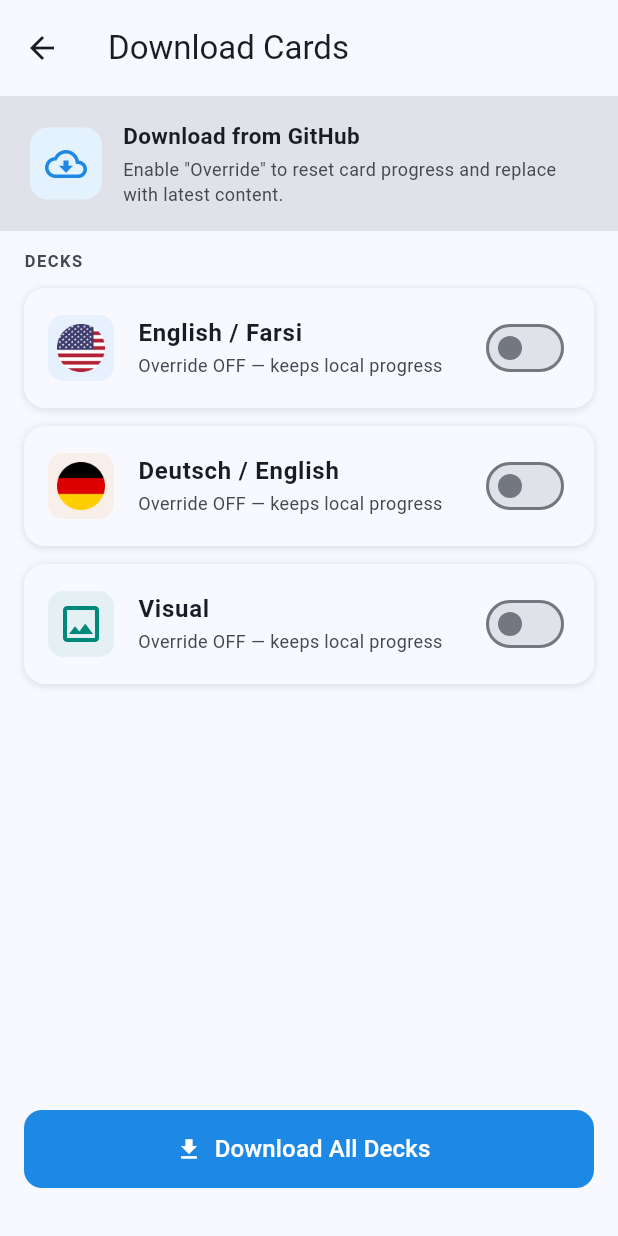
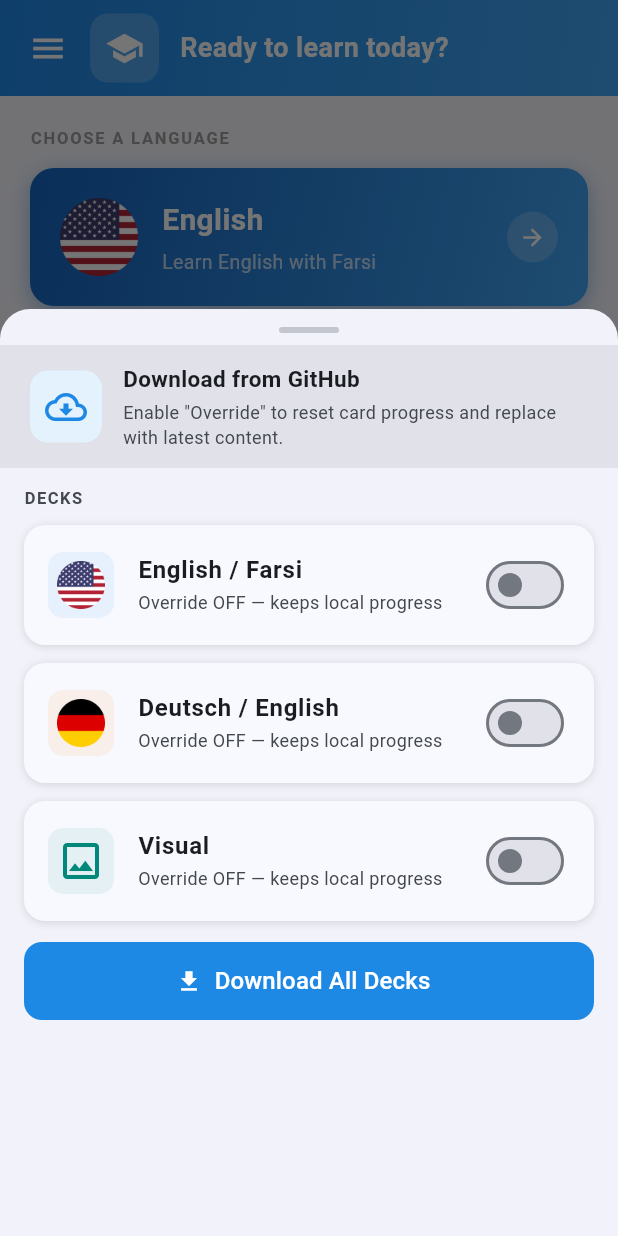
Before and after one commit to akz792000/leitner_cards, a Flutter app: the screen it shows after launch, after a tap on the "menu" icon, after a tap on "Sync Cards", on a phone screen of 412 x 824 dp. Run offline on Flutter 3.47's test engine with Material 3 defaults, Android fonts, the phone set to English and light mode, and no system bars; our stand-ins replace flutter_spinkit, get, hive, hive_flutter, sizer, timezone; accounts and stored records are empty; network calls fail.

Commit message:
feat: remove auto-download on startup, convert to manual modal sheet
- Remove syncOnStartup from SyncService — no more download on launch
- Change initial route (/) to go directly to HomeScreen
- Convert DownloadScreen to a DraggableScrollableSheet shown via
  DownloadScreen.show(context) — no longer a full navigation route
- Update AppDrawer to call DownloadScreen.show() instead of pushNamed
- Strip SyncScreen logic (now orphaned) and simplify to no-op
- Remove /download route from RouteConfig

Co-authored-by: Copilot <223556219+Copilot@users.noreply.github.com>

```diff
--- a/lib/config/route_config.dart
+++ b/lib/config/route_config.dart
@@ -3,7 +3,6 @@ import 'package:leitner_cards/enums/group_code.dart';
 
 import '../view/visual_leitner_screen.dart';
 import '../view/data_screen.dart';
-import '../view/download_screen.dart';
 import '../view/error_screen.dart';
 import '../view/home_screen.dart';
 import '../view/leitner_screen.dart';
@@ -12,7 +11,6 @@ import '../view/loading_screen.dart';
 import '../view/merge_screen.dart';
 import '../view/persist_screen.dart';
 import '../view/stats_screen.dart';
-import '../view/sync_screen.dart';
 
 /// Named route constants and the [generateRoute] factory for the app.
 ///
@@ -21,16 +19,14 @@ import '../view/sync_screen.dart';
 /// [ArgumentError] (rendered by [ErrorScreen]) when required params are absent
 /// or mistyped, keeping each screen's constructor free of null checks.
 class RouteConfig {
-  static const String sync = "/";
+  static const String home = "/";
   static const String visualLeitner = "/visual-leitner";
-  static const String home = "/home";
   static const String error = "/error";
   static const String level = "/level";
   static const String data = "/data";
   static const String leitner = "/leitner";
   static const String persist = "/persist";
   static const String merge = "/merge";
-  static const String download = "/download";
   static const String stats = "/stats";
   static const String loading = "/loading";
 
@@ -39,17 +35,14 @@ class RouteConfig {
 
     try {
       switch (settings.name) {
+        case home:
+          return MaterialPageRoute(builder: (_) => const HomeScreen());
+
         case visualLeitner:
           return MaterialPageRoute(
               builder: (_) => VisualLeitnerScreen(
                     level: _getRequired<int>(args, "level"),
                   ));
-
-        case sync:
-          return MaterialPageRoute(builder: (_) => const SyncScreen());
-
-        case home:
-          return MaterialPageRoute(builder: (_) => const HomeScreen());
 
         case level:
           return MaterialPageRoute(
@@ -81,9 +74,6 @@ class RouteConfig {
               builder: (_) => MergeScreen(
                     cardEntity: _getRequired(args, "cardEntity"),
                   ));
-
-        case download:
-          return MaterialPageRoute(builder: (_) => const DownloadScreen());
 
         case stats:
           return MaterialPageRoute(builder: (_) => const StatsScreen());
--- a/lib/view/app_drawer.dart
+++ b/lib/view/app_drawer.dart
@@ -4,6 +4,7 @@ import 'package:get/get.dart';
 import '../config/route_config.dart';
 import '../service/route_service.dart';
 import '../service/theme_service.dart';
+import 'download_screen.dart';
 
 /// Side navigation drawer shown from [HomeScreen].
 ///
@@ -46,7 +47,7 @@ class AppDrawer extends StatelessWidget {
                     subtitle: 'Download from cloud',
                     onTap: () {
                       Navigator.pop(context);
-                      Get.find<RouteService>().pushNamed(RouteConfig.download);
+                      DownloadScreen.show(context);
                     },
                   ),
                   const SizedBox(height: 16),
--- a/lib/view/download_screen.dart
+++ b/lib/view/download_screen.dart
@@ -9,14 +9,26 @@ import '../repository/card_repository.dart';
 import '../repository/progress_repository.dart';
 import 'package:leitner_cards/util/date_time_util.dart';
 
-/// Manual re-download screen for card decks.
+/// Modal bottom sheet for manually downloading card decks from GitHub.
 ///
-/// Each deck row has an "Override" toggle. When off, only cards with changed
-/// content are updated and local progress (level/subLevel/order) is preserved.
-/// When on, every card in that deck has its progress reset to level 0 — useful
-/// after a major content update in the GitHub source JSON.
+/// Call [DownloadScreen.show] to display it. Each deck row has an "Override"
+/// toggle: off preserves local progress; on resets every card in that deck to
+/// level 0 — useful after a major content update.
 class DownloadScreen extends StatefulWidget {
   const DownloadScreen({super.key});
+
+  /// Displays the download sheet as a draggable modal bottom sheet.
+  static void show(BuildContext context) {
+    showModalBottomSheet(
+      context: context,
+      isScrollControlled: true,
+      useSafeArea: true,
+      shape: const RoundedRectangleBorder(
+        borderRadius: BorderRadius.vertical(top: Radius.circular(20)),
+      ),
+      builder: (_) => const DownloadScreen(),
+    );
+  }
 
   @override
   State<DownloadScreen> createState() => _DownloadScreenState();
@@ -113,17 +125,23 @@ class _DownloadScreenState extends State<DownloadScreen> {
         await _download(item);
       }
       if (mounted) {
-        ScaffoldMessenger.of(context).showSnackBar(
-          const SnackBar(
-              content: Text('Download complete'),
-              backgroundColor: Colors.green),
+        Navigator.pop(context);
+        Get.snackbar(
+          'Download complete',
+          'All decks have been updated.',
+          backgroundColor: Colors.green,
+          colorText: Colors.white,
+          snackPosition: SnackPosition.BOTTOM,
         );
-        Navigator.pop(context);
       }
     } catch (e) {
       if (mounted) {
-        ScaffoldMessenger.of(context).showSnackBar(
-          SnackBar(content: Text('Error: $e'), backgroundColor: Colors.red),
+        Get.snackbar(
+          'Download failed',
+          e.toString(),
+          backgroundColor: Colors.red,
+          colorText: Colors.white,
+          snackPosition: SnackPosition.BOTTOM,
         );
       }
     } finally {
@@ -135,18 +153,29 @@ class _DownloadScreenState extends State<DownloadScreen> {
   Widget build(BuildContext context) {
     final cs = Theme.of(context).colorScheme;
 
-    return Scaffold(
-      appBar: AppBar(
-        title: const Text('Download Cards'),
-        elevation: 0,
+    return DraggableScrollableSheet(
+      initialChildSize: 0.75,
+      minChildSize: 0.5,
+      maxChildSize: 0.92,
+      expand: false,
+      builder: (context, scrollController) {
+        return Column(
+          children: [
+            // Drag handle
+            Container(
+              margin: const EdgeInsets.only(top: 12, bottom: 8),
+              width: 40,
+              height: 4,
+              decoration: BoxDecoration(
+                color: cs.outlineVariant,
+                borderRadius: BorderRadius.circular(2),
               ),
-      body: Column(
-        children: [
+            ),
             // Header
             Container(
               width: double.infinity,
               color: cs.surfaceContainerHighest,
-            padding: const EdgeInsets.fromLTRB(20, 16, 20, 16),
+              padding: const EdgeInsets.fromLTRB(20, 12, 20, 12),
               child: Row(
                 children: [
                   Container(
@@ -169,8 +198,8 @@ class _DownloadScreenState extends State<DownloadScreen> {
                         const SizedBox(height: 3),
                         Text(
                           'Enable "Override" to reset card progress and replace with latest content.',
-                        style:
-                            TextStyle(fontSize: 12, color: cs.onSurfaceVariant),
+                          style: TextStyle(
+                              fontSize: 12, color: cs.onSurfaceVariant),
                         ),
                       ],
                     ),
@@ -195,7 +224,11 @@ class _DownloadScreenState extends State<DownloadScreen> {
                 ],
               ),
             ),
-          // Deck cards
+            // Scrollable deck list
+            Expanded(
+              child: ListView(
+                controller: scrollController,
+                children: [
                   ..._items.asMap().entries.map((entry) {
                     final i = entry.key;
                     final item = entry.value;
@@ -208,7 +241,8 @@ class _DownloadScreenState extends State<DownloadScreen> {
                             : Colors.orange.shade700;
 
                     return Container(
-              margin: const EdgeInsets.symmetric(horizontal: 16, vertical: 6),
+                      margin: const EdgeInsets.symmetric(
+                          horizontal: 16, vertical: 6),
                       decoration: BoxDecoration(
                         color: cs.surface,
                         borderRadius: BorderRadius.circular(14),
@@ -220,8 +254,8 @@ class _DownloadScreenState extends State<DownloadScreen> {
                         ],
                       ),
                       child: ListTile(
-                contentPadding:
-                    const EdgeInsets.symmetric(horizontal: 16, vertical: 4),
+                        contentPadding: const EdgeInsets.symmetric(
+                            horizontal: 16, vertical: 4),
                         leading: Container(
                           padding: const EdgeInsets.all(6),
                           decoration: BoxDecoration(
@@ -229,17 +263,20 @@ class _DownloadScreenState extends State<DownloadScreen> {
                             borderRadius: BorderRadius.circular(10),
                           ),
                           child: isVisual
-                      ? Icon(Icons.image_outlined, color: accentColor, size: 32)
+                              ? Icon(Icons.image_outlined,
+                                  color: accentColor, size: 32)
                               : Image.asset('assets/flags/${item['icon']}.png',
                                   width: 32, height: 32),
                         ),
                         title: Text(item['name'],
-                    style: const TextStyle(fontWeight: FontWeight.bold)),
+                            style:
+                                const TextStyle(fontWeight: FontWeight.bold)),
                         subtitle: Text(
                           item['toggle']
                               ? 'Override ON — resets progress'
                               : 'Override OFF — keeps local progress',
-                  style: TextStyle(fontSize: 12, color: cs.onSurfaceVariant),
+                          style: TextStyle(
+                              fontSize: 12, color: cs.onSurfaceVariant),
                         ),
                         trailing: Switch(
                           value: item['toggle'],
@@ -250,9 +287,9 @@ class _DownloadScreenState extends State<DownloadScreen> {
                       ),
                     );
                   }),
-          const Spacer(),
+                  // Download button inside scroll so it's reachable on small screens
                   Padding(
-            padding: const EdgeInsets.fromLTRB(16, 0, 16, 32),
+                    padding: const EdgeInsets.fromLTRB(16, 8, 16, 32),
                     child: SizedBox(
                       width: double.infinity,
                       height: 52,
@@ -270,13 +307,18 @@ class _DownloadScreenState extends State<DownloadScreen> {
                                 child: CircularProgressIndicator(
                                     strokeWidth: 2, color: Colors.white))
                             : const Icon(Icons.download),
-                label: Text(_loading ? 'Downloading…' : 'Download All Decks',
+                        label: Text(
+                            _loading ? 'Downloading…' : 'Download All Decks',
                             style: const TextStyle(fontSize: 16)),
                       ),
                     ),
                   ),
                 ],
               ),
+            ),
+          ],
+        );
+      },
     );
   }
 }
--- a/lib/view/sync_screen.dart
+++ b/lib/view/sync_screen.dart
@@ -1,71 +1,13 @@
 import 'package:flutter/material.dart';
-import 'package:flutter_spinkit/flutter_spinkit.dart';
-import 'package:get/get.dart';
 
-import '../config/route_config.dart';
-import '../service/route_service.dart';
-import '../service/sync_service.dart';
-
-/// Startup synchronisation screen shown as the initial route ("/").
+/// Formerly the startup sync screen — no longer used.
 ///
-/// Runs [SyncService.syncOnStartup] while displaying a spinner and a live
-/// status message. On completion (success or offline skip) it replaces itself
-/// with [HomeScreen] so the back stack starts cleanly at home.
-class SyncScreen extends StatefulWidget {
+/// Auto-download on startup was removed. Card decks are now downloaded
+/// manually via [DownloadScreen]. This file is kept to avoid git history
+/// noise; the class is intentionally empty.
+class SyncScreen extends StatelessWidget {
   const SyncScreen({super.key});
 
   @override
-  State<SyncScreen> createState() => _SyncScreenState();
+  Widget build(BuildContext context) => const SizedBox.shrink();
 }
-
-class _SyncScreenState extends State<SyncScreen> {
-  String _status = 'Starting...';
-
-  @override
-  void initState() {
-    super.initState();
-    _runSync();
-  }
-
-  Future<void> _runSync() async {
-    final syncService = Get.find<SyncService>();
-    try {
-      await syncService.syncOnStartup((status) {
-        if (mounted) setState(() => _status = status);
-      });
-    } catch (e) {
-      Get.snackbar(
-        'Sync Error',
-        e.toString(),
-        backgroundColor: Colors.red[700],
-        colorText: Colors.white,
-        snackPosition: SnackPosition.BOTTOM,
-        duration: const Duration(seconds: 5),
-      );
-    } finally {
-      if (mounted) {
-        Get.find<RouteService>().pushReplacementNamed(RouteConfig.home);
-      }
-    }
-  }
-
-  @override
-  Widget build(BuildContext context) {
-    return Scaffold(
-      backgroundColor: Colors.blue[900],
-      body: Center(
-        child: Column(
-          mainAxisAlignment: MainAxisAlignment.center,
-          children: [
-            const SpinKitCubeGrid(color: Colors.white, size: 80.0),
-            const SizedBox(height: 32),
-            Text(
-              _status,
-              style: const TextStyle(color: Colors.white70, fontSize: 16),
-            ),
-          ],
-        ),
-      ),
-    );
-  }
-}
```
Also changed, not shown: lib/service/sync_service.dart (+4 -83 lines). Lines whose indentation alone changed are shown as unchanged.
